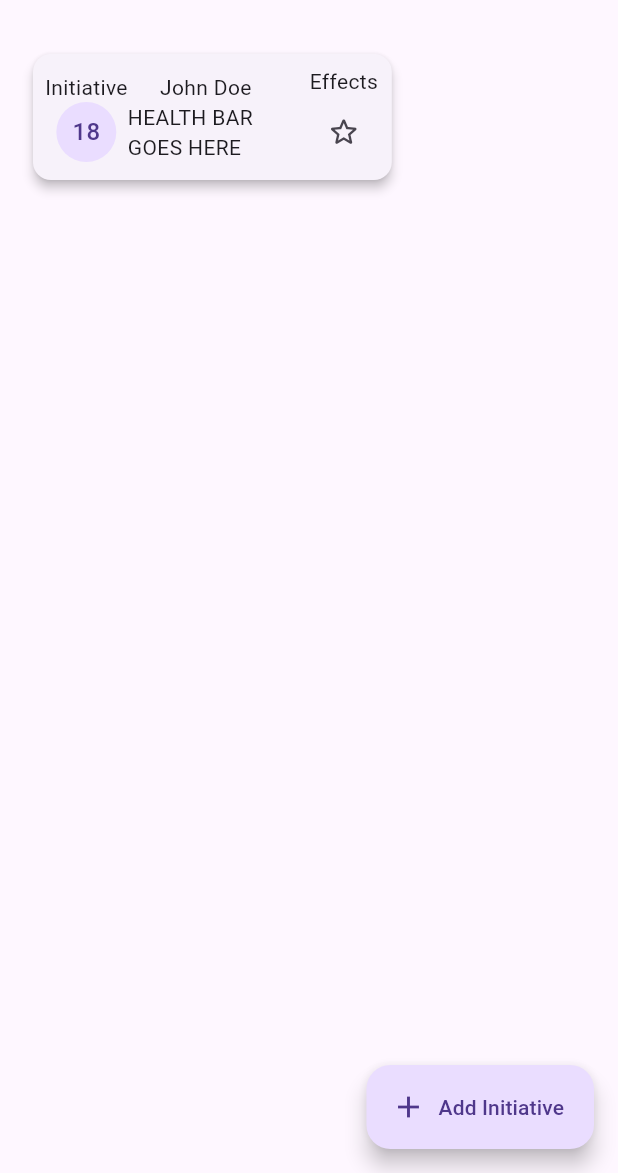
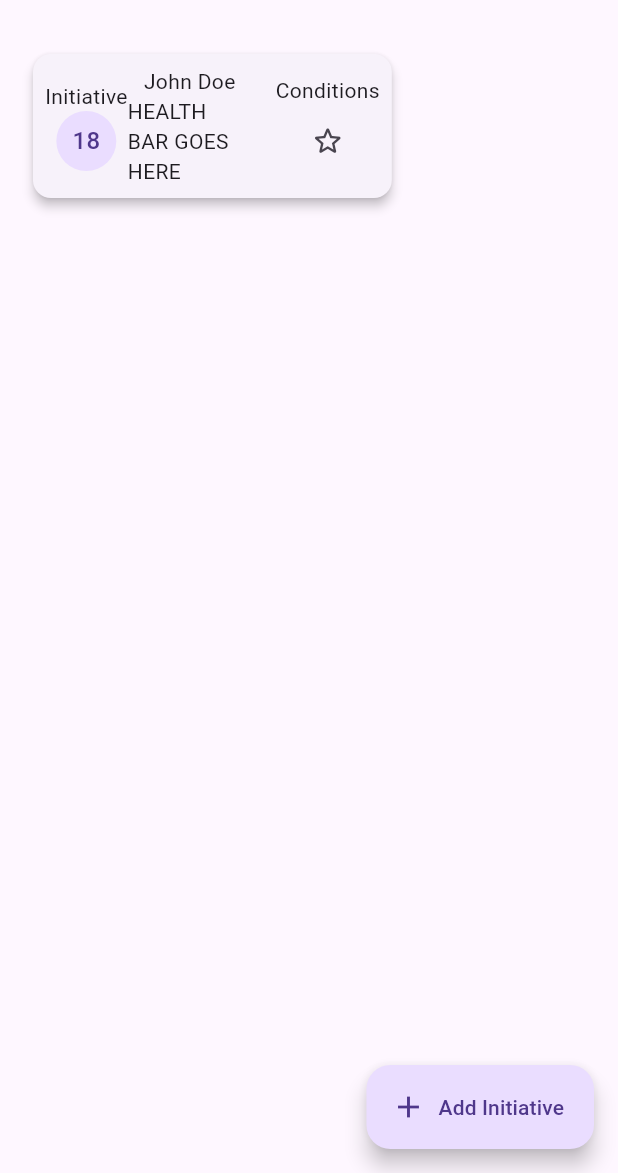
Before and after one commit to ABeeinSpace/software_engineering_project, a Flutter app: the screen it shows after launch, after a tap on the "star border" icon, on a phone screen of 412 x 824 dp, the part 63-1236 px from its top. Run offline on Flutter 3.47's test engine with Material 2 defaults, Android fonts, the phone set to English and light mode, and no system bars.

Commit message:
Updated language throughout to fit 5e terms.

```diff
--- a/lib/intiative_card.dart
+++ b/lib/intiative_card.dart
@@ -20,7 +20,8 @@ class InitiativeCard extends StatelessWidget {
     return Padding(
         padding: const EdgeInsets.all(8.0),
         child: SizedBox(
-					width: screenWidth * 0.6, //Uses the MediaQuery defined above to set the card size to 60% of the window (this is to have room for the Status Effects panel without having to do something disgusting like dynamic resizing of the cards based on status effects panel state).
+          width: screenWidth *
+              0.6, //Uses the MediaQuery defined above to set the card size to 60% of the window (this is to have room for the Status Conditions panel without having to do something disgusting like dynamic resizing of the cards based on status conditions panel state).
           child: Card(
               elevation: 3,
               child: Container(
@@ -44,6 +45,7 @@ class InitiativeCard extends StatelessWidget {
                           ),
                           //TODO: Do the health bar (Which is probably going to Suck to do).
                           Text("HEALTH BAR GOES HERE")
+                          //TODO: Do something for Temporary Health Bar
                         ]),
                       ),
                       // Column(
@@ -59,9 +61,9 @@ class InitiativeCard extends StatelessWidget {
                       Column(
                         children: [
                           const Text(
-															"Effects"), //Should consider renaming this to "Status Effects" for clarity
+                              "Conditions"), //Should consider renaming this to "Status Conditions" for clarity
                           IconButton(
-															onPressed: showEffectsPanel,
+                              onPressed: showConditionsPanel,
                               icon: const Icon(Icons.star_border_rounded))
                         ],
                       )
@@ -70,15 +72,15 @@ class InitiativeCard extends StatelessWidget {
         ));
   }
 
-	/// showEffectsPanel()
+  /// showConditionsPanel()
   /// Parameters:
   /// Returns: N/A (void)
-	/// Description: Method responsible for showing and hiding the Status Effects flyout.
-	void showEffectsPanel() {
+  /// Description: Method responsible for showing and hiding the Status Conditons flyout.
+  void showConditionsPanel() {
     //TODO: Consider adding code to this method to highlight the button in some way when the panel is open.
 
     // InitativeCard will need to be converted to a stateful widget in order to get the icon to change state *fairly* automatically.
-		log("Should show status effects panel");
+    log("Should show status conditions panel");
   }
 
   /// showAbilitiesPanel()
```
Lines whose indentation alone changed are shown as unchanged.
